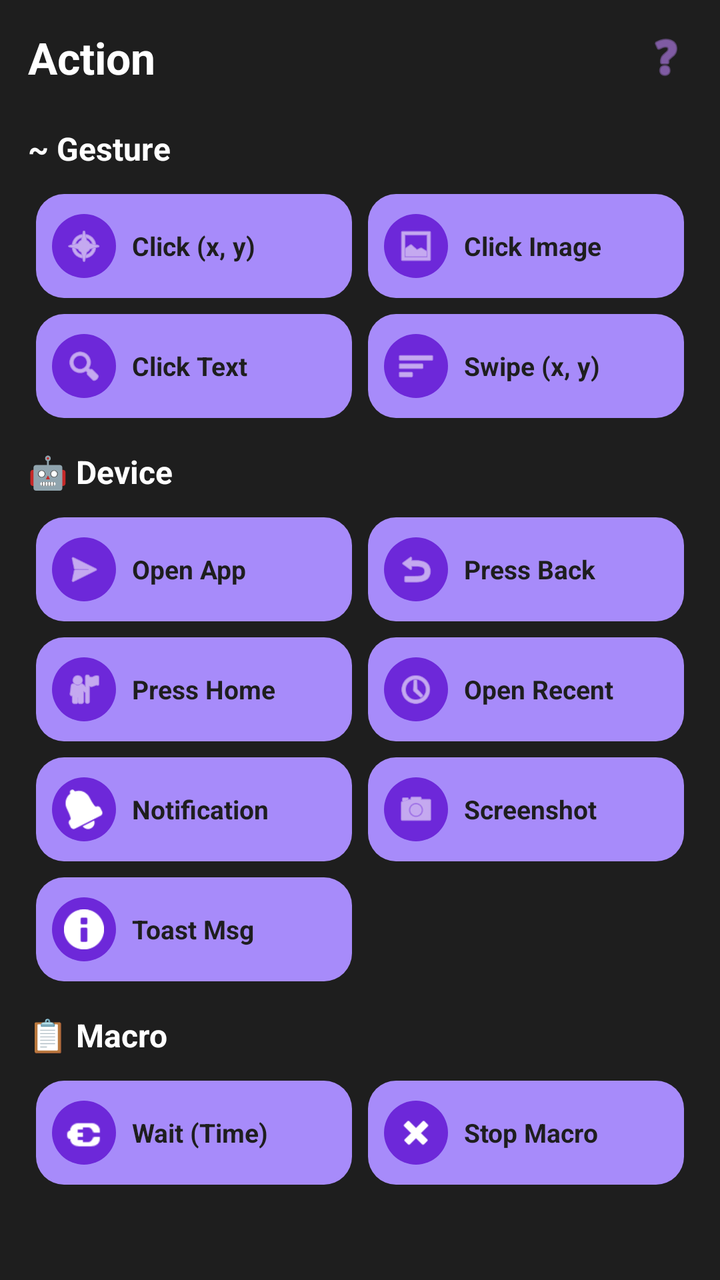
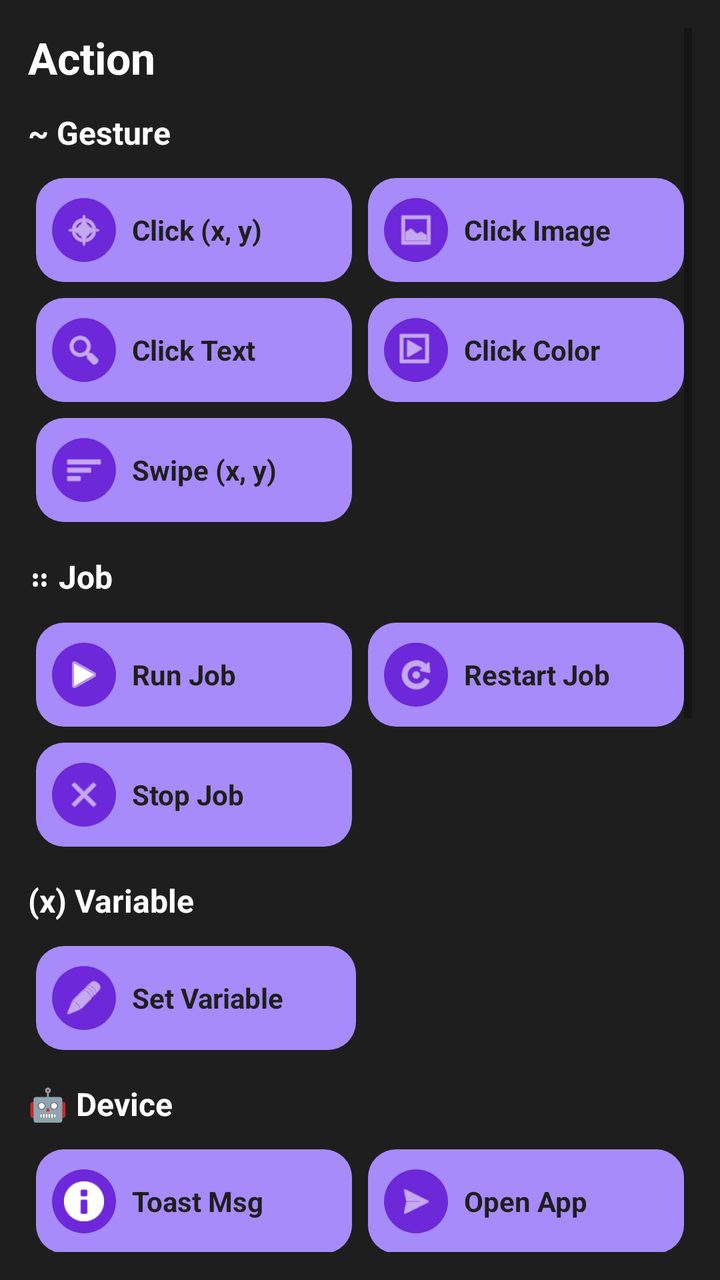

The first picture is an Android layout as it rendered before a commit; the second is the same layout after the commit. The layout source and the unified diff follow.
<!-- AndroidManifest.xml: application theme Theme.MyAutomationApp -->
<!-- res/layout/dialog_action_select.xml -->
<?xml version="1.0" encoding="utf-8"?>
<ScrollView xmlns:android="http://schemas.android.com/apk/res/android"
    xmlns:app="http://schemas.android.com/apk/res-auto"
    android:layout_width="match_parent"
    android:layout_height="wrap_content"
    android:background="#1E1E1E"
    android:padding="14dp">

    <LinearLayout
        android:layout_width="match_parent"
        android:layout_height="wrap_content"
        android:orientation="vertical">

        
        <LinearLayout
            android:layout_width="match_parent"
            android:layout_height="wrap_content"
            android:orientation="horizontal"
            android:gravity="center_vertical"
            android:paddingBottom="12dp">

            <TextView
                android:layout_width="0dp"
                android:layout_height="wrap_content"
                android:layout_weight="1"
                android:text="Action"
                android:textColor="#FFFFFF"
                android:textSize="22sp"
                android:textStyle="bold" />

            <ImageView
                android:layout_width="26dp"
                android:layout_height="26dp"
                android:src="@android:drawable/ic_menu_help"
                app:tint="#C084FC" />
        </LinearLayout>

        
        <TextView
            android:layout_width="match_parent"
            android:layout_height="wrap_content"
            android:text="~ Gesture"
            android:textColor="#FFFFFF"
            android:textSize="16sp"
            android:textStyle="bold"
            android:paddingTop="8dp"
            android:paddingBottom="8dp" />

        <GridLayout
            android:layout_width="match_parent"
            android:layout_height="wrap_content"
            android:columnCount="2">

            
            <LinearLayout
                android:id="@+id/btnClickXY"
                android:layout_width="0dp"
                android:layout_height="52dp"
                android:layout_columnWeight="1"
                android:layout_margin="4dp"
                android:background="@drawable/action_card_bg"
                android:gravity="center_vertical"
                android:paddingStart="8dp"
                android:paddingEnd="8dp">

                <ImageView
                    android:layout_width="32dp"
                    android:layout_height="32dp"
                    android:background="@drawable/action_icon_circle"
                    android:padding="6dp"
                    android:src="@android:drawable/ic_menu_compass"
                    app:tint="#FFFFFF" />

                <TextView
                    android:layout_width="wrap_content"
                    android:layout_height="wrap_content"
                    android:text="Click (x, y)"
                    android:textColor="#1E1E1E"
                    android:textStyle="bold"
                    android:textSize="13sp"
                    android:layout_marginStart="8dp" />
            </LinearLayout>

            
            <LinearLayout
                android:id="@+id/btnClickImage"
                android:layout_width="0dp"
                android:layout_height="52dp"
                android:layout_columnWeight="1"
                android:layout_margin="4dp"
                android:background="@drawable/action_card_bg"
                android:gravity="center_vertical"
                android:paddingStart="8dp"
                android:paddingEnd="8dp">

                <ImageView
                    android:layout_width="32dp"
                    android:layout_height="32dp"
                    android:background="@drawable/action_icon_circle"
                    android:padding="6dp"
                    android:src="@android:drawable/ic_menu_gallery"
                    app:tint="#FFFFFF" />

                <TextView
                    android:layout_width="wrap_content"
                    android:layout_height="wrap_content"
                    android:text="Click Image"
                    android:textColor="#1E1E1E"
                    android:textStyle="bold"
                    android:textSize="13sp"
                    android:layout_marginStart="8dp" />
            </LinearLayout>

            
            <LinearLayout
                android:id="@+id/btnClickText"
                android:layout_width="0dp"
                android:layout_height="52dp"
                android:layout_columnWeight="1"
                android:layout_margin="4dp"
                android:background="@drawable/action_card_bg"
                android:gravity="center_vertical"
                android:paddingStart="8dp"
                android:paddingEnd="8dp">

                <ImageView
                    android:layout_width="32dp"
                    android:layout_height="32dp"
                    android:background="@drawable/action_icon_circle"
                    android:padding="6dp"
                    android:src="@android:drawable/ic_menu_search"
                    app:tint="#FFFFFF" />

                <TextView
                    android:layout_width="wrap_content"
                    android:layout_height="wrap_content"
                    android:text="Click Text"
                    android:textColor="#1E1E1E"
                    android:textStyle="bold"
                    android:textSize="13sp"
                    android:layout_marginStart="8dp" />
            </LinearLayout>

            
            <LinearLayout
                android:id="@+id/btnSwipe"
                android:layout_width="0dp"
                android:layout_height="52dp"
                android:layout_columnWeight="1"
                android:layout_margin="4dp"
                android:background="@drawable/action_card_bg"
                android:gravity="center_vertical"
                android:paddingStart="8dp"
                android:paddingEnd="8dp">

                <ImageView
                    android:layout_width="32dp"
                    android:layout_height="32dp"
                    android:background="@drawable/action_icon_circle"
                    android:padding="6dp"
                    android:src="@android:drawable/ic_menu_sort_by_size"
                    app:tint="#FFFFFF" />

                <TextView
                    android:layout_width="wrap_content"
                    android:layout_height="wrap_content"
                    android:text="Swipe (x, y)"
                    android:textColor="#1E1E1E"
                    android:textStyle="bold"
                    android:textSize="13sp"
                    android:layout_marginStart="8dp" />
            </LinearLayout>
        </GridLayout>

        
        <TextView
            android:layout_width="match_parent"
            android:layout_height="wrap_content"
            android:text="🤖 Device"
            android:textColor="#FFFFFF"
            android:textSize="16sp"
            android:textStyle="bold"
            android:paddingTop="12dp"
            android:paddingBottom="8dp" />

        <GridLayout
            android:layout_width="match_parent"
            android:layout_height="wrap_content"
            android:columnCount="2">

            
            <LinearLayout
                android:id="@+id/btnOpenApp"
                android:layout_width="0dp"
                android:layout_height="52dp"
                android:layout_columnWeight="1"
                android:layout_margin="4dp"
                android:background="@drawable/action_card_bg"
                android:gravity="center_vertical"
                android:paddingStart="8dp"
                android:paddingEnd="8dp">

                <ImageView
                    android:layout_width="32dp"
                    android:layout_height="32dp"
                    android:background="@drawable/action_icon_circle"
                    android:padding="6dp"
                    android:src="@android:drawable/ic_menu_send"
                    app:tint="#FFFFFF" />

                <TextView
                    android:layout_width="wrap_content"
                    android:layout_height="wrap_content"
                    android:text="Open App"
                    android:textColor="#1E1E1E"
                    android:textStyle="bold"
                    android:textSize="13sp"
                    android:layout_marginStart="8dp" />
            </LinearLayout>

            
            <LinearLayout
                android:id="@+id/btnPressBack"
                android:layout_width="0dp"
                android:layout_height="52dp"
                android:layout_columnWeight="1"
                android:layout_margin="4dp"
                android:background="@drawable/action_card_bg"
                android:gravity="center_vertical"
                android:paddingStart="8dp"
                android:paddingEnd="8dp">

                <ImageView
                    android:layout_width="32dp"
                    android:layout_height="32dp"
                    android:background="@drawable/action_icon_circle"
                    android:padding="6dp"
                    android:src="@android:drawable/ic_menu_revert"
                    app:tint="#FFFFFF" />

                <TextView
                    android:layout_width="wrap_content"
                    android:layout_height="wrap_content"
                    android:text="Press Back"
                    android:textColor="#1E1E1E"
                    android:textStyle="bold"
                    android:textSize="13sp"
                    android:layout_marginStart="8dp" />
            </LinearLayout>

            
            <LinearLayout
                android:id="@+id/btnPressHome"
                android:layout_width="0dp"
                android:layout_height="52dp"
                android:layout_columnWeight="1"
                android:layout_margin="4dp"
                android:background="@drawable/action_card_bg"
                android:gravity="center_vertical"
                android:paddingStart="8dp"
                android:paddingEnd="8dp">

                <ImageView
                    android:layout_width="32dp"
                    android:layout_height="32dp"
                    android:background="@drawable/action_icon_circle"
                    android:padding="6dp"
                    android:src="@android:drawable/ic_menu_myplaces"
                    app:tint="#FFFFFF" />

                <TextView
                    android:layout_width="wrap_content"
                    android:layout_height="wrap_content"
                    android:text="Press Home"
                    android:textColor="#1E1E1E"
                    android:textStyle="bold"
                    android:textSize="13sp"
                    android:layout_marginStart="8dp" />
            </LinearLayout>

            
            <LinearLayout
                android:id="@+id/btnOpenRecent"
                android:layout_width="0dp"
                android:layout_height="52dp"
                android:layout_columnWeight="1"
                android:layout_margin="4dp"
                android:background="@drawable/action_card_bg"
                android:gravity="center_vertical"
                android:paddingStart="8dp"
                android:paddingEnd="8dp">

                <ImageView
                    android:layout_width="32dp"
                    android:layout_height="32dp"
                    android:background="@drawable/action_icon_circle"
                    android:padding="6dp"
                    android:src="@android:drawable/ic_menu_recent_history"
                    app:tint="#FFFFFF" />

                <TextView
                    android:layout_width="wrap_content"
                    android:layout_height="wrap_content"
                    android:text="Open Recent"
                    android:textColor="#1E1E1E"
                    android:textStyle="bold"
                    android:textSize="13sp"
                    android:layout_marginStart="8dp" />
            </LinearLayout>

            
            <LinearLayout
                android:id="@+id/btnOpenNotification"
                android:layout_width="0dp"
                android:layout_height="52dp"
                android:layout_columnWeight="1"
                android:layout_margin="4dp"
                android:background="@drawable/action_card_bg"
                android:gravity="center_vertical"
                android:paddingStart="8dp"
                android:paddingEnd="8dp">

                <ImageView
                    android:layout_width="32dp"
                    android:layout_height="32dp"
                    android:background="@drawable/action_icon_circle"
                    android:padding="6dp"
                    android:src="@android:drawable/ic_popup_reminder"
                    app:tint="#FFFFFF" />

                <TextView
                    android:layout_width="wrap_content"
                    android:layout_height="wrap_content"
                    android:text="Notification"
                    android:textColor="#1E1E1E"
                    android:textStyle="bold"
                    android:textSize="13sp"
                    android:layout_marginStart="8dp" />
            </LinearLayout>

            
            <LinearLayout
                android:id="@+id/btnScreenshot"
                android:layout_width="0dp"
                android:layout_height="52dp"
                android:layout_columnWeight="1"
                android:layout_margin="4dp"
                android:background="@drawable/action_card_bg"
                android:gravity="center_vertical"
                android:paddingStart="8dp"
                android:paddingEnd="8dp">

                <ImageView
                    android:layout_width="32dp"
                    android:layout_height="32dp"
                    android:background="@drawable/action_icon_circle"
                    android:padding="6dp"
                    android:src="@android:drawable/ic_menu_camera"
                    app:tint="#FFFFFF" />

                <TextView
                    android:layout_width="wrap_content"
                    android:layout_height="wrap_content"
                    android:text="Screenshot"
                    android:textColor="#1E1E1E"
                    android:textStyle="bold"
                    android:textSize="13sp"
                    android:layout_marginStart="8dp" />
            </LinearLayout>

            
            <LinearLayout
                android:id="@+id/btnToastMessage"
                android:layout_width="0dp"
                android:layout_height="52dp"
                android:layout_columnWeight="1"
                android:layout_margin="4dp"
                android:background="@drawable/action_card_bg"
                android:gravity="center_vertical"
                android:paddingStart="8dp"
                android:paddingEnd="8dp">

                <ImageView
                    android:layout_width="32dp"
                    android:layout_height="32dp"
                    android:background="@drawable/action_icon_circle"
                    android:padding="6dp"
                    android:src="@android:drawable/ic_dialog_info"
                    app:tint="#FFFFFF" />

                <TextView
                    android:layout_width="wrap_content"
                    android:layout_height="wrap_content"
                    android:text="Toast Msg"
                    android:textColor="#1E1E1E"
                    android:textStyle="bold"
                    android:textSize="13sp"
                    android:layout_marginStart="8dp" />
            </LinearLayout>
        </GridLayout>

        
        <TextView
            android:layout_width="match_parent"
            android:layout_height="wrap_content"
            android:text="📋 Macro"
            android:textColor="#FFFFFF"
            android:textSize="16sp"
            android:textStyle="bold"
            android:paddingTop="12dp"
            android:paddingBottom="8dp" />

        <GridLayout
            android:layout_width="match_parent"
            android:layout_height="wrap_content"
            android:columnCount="2">

            
            <LinearLayout
                android:id="@+id/btnWait"
                android:layout_width="0dp"
                android:layout_height="52dp"
                android:layout_columnWeight="1"
                android:layout_margin="4dp"
                android:background="@drawable/action_card_bg"
                android:gravity="center_vertical"
                android:paddingStart="8dp"
                android:paddingEnd="8dp">

                <ImageView
                    android:layout_width="32dp"
                    android:layout_height="32dp"
                    android:background="@drawable/action_icon_circle"
                    android:padding="6dp"
                    android:src="@android:drawable/ic_lock_idle_charging"
                    app:tint="#FFFFFF" />

                <TextView
                    android:layout_width="wrap_content"
                    android:layout_height="wrap_content"
                    android:text="Wait (Time)"
                    android:textColor="#1E1E1E"
                    android:textStyle="bold"
                    android:textSize="13sp"
                    android:layout_marginStart="8dp" />
            </LinearLayout>

            
            <LinearLayout
                android:id="@+id/btnStopMacro"
                android:layout_width="0dp"
                android:layout_height="52dp"
                android:layout_columnWeight="1"
                android:layout_margin="4dp"
                android:background="@drawable/action_card_bg"
                android:gravity="center_vertical"
                android:paddingStart="8dp"
                android:paddingEnd="8dp">

                <ImageView
                    android:layout_width="32dp"
                    android:layout_height="32dp"
                    android:background="@drawable/action_icon_circle"
                    android:padding="6dp"
                    android:src="@android:drawable/ic_delete"
                    app:tint="#FFFFFF" />

                <TextView
                    android:layout_width="wrap_content"
                    android:layout_height="wrap_content"
                    android:text="Stop Macro"
                    android:textColor="#1E1E1E"
                    android:textStyle="bold"
                    android:textSize="13sp"
                    android:layout_marginStart="8dp" />
            </LinearLayout>
        </GridLayout>

    </LinearLayout>
</ScrollView>
<!-- resources referenced by this layout -->
<resources>
  <!-- drawable action_card_bg (drawable) -->
  <?xml version="1.0" encoding="utf-8"?>
  <shape xmlns:android="http://schemas.android.com/apk/res/android">
      <solid android:color="#A78BFA" />
      <corners android:radius="14dp" />
  </shape>
  <!-- drawable action_icon_circle (drawable) -->
  <?xml version="1.0" encoding="utf-8"?>
  <shape xmlns:android="http://schemas.android.com/apk/res/android" android:shape="oval">
      <solid android:color="#6D28D9" />
  </shape>
  <style name="Theme.MyAutomationApp" parent="Theme.MaterialComponents.DayNight.NoActionBar">
          <item name="colorPrimary">@color/gold</item>
          <item name="colorPrimaryVariant">@color/gold_dark</item>
          <item name="colorOnPrimary">@color/black</item>
          <item name="android:windowBackground">@color/black</item>
          <item name="android:textColor">@color/gold</item>
      </style>
  <color name="gold">#FFD700</color>
  <color name="gold_dark">#B8860B</color>
  <color name="black">#121212</color>
</resources>

<!-- the commit's change to res/layout/dialog_action_select.xml (unified diff, before → after) -->
@@ -12,28 +12,14 @@
         android:orientation="vertical">
 
         
-        <LinearLayout
-            android:layout_width="match_parent"
-            android:layout_height="wrap_content"
-            android:orientation="horizontal"
-            android:gravity="center_vertical"
-            android:paddingBottom="12dp">
-
-            <TextView
-                android:layout_width="0dp"
-                android:layout_height="wrap_content"
-                android:layout_weight="1"
-                android:text="Action"
-                android:textColor="#FFFFFF"
-                android:textSize="22sp"
-                android:textStyle="bold" />
-
-            <ImageView
-                android:layout_width="26dp"
-                android:layout_height="26dp"
-                android:src="@android:drawable/ic_menu_help"
-                app:tint="#C084FC" />
-        </LinearLayout>
+        <TextView
+            android:layout_width="match_parent"
+            android:layout_height="wrap_content"
+            android:text="Action"
+            android:textColor="#FFFFFF"
+            android:textSize="22sp"
+            android:textStyle="bold"
+            android:paddingBottom="12dp" />
 
         
         <TextView
@@ -43,7 +29,6 @@
             android:textColor="#FFFFFF"
             android:textSize="16sp"
             android:textStyle="bold"
-            android:paddingTop="8dp"
             android:paddingBottom="8dp" />
 
         <GridLayout
@@ -60,9 +45,7 @@
                 android:layout_margin="4dp"
                 android:background="@drawable/action_card_bg"
                 android:gravity="center_vertical"
-                android:paddingStart="8dp"
-                android:paddingEnd="8dp">
-
+                android:paddingStart="8dp">
                 <ImageView
                     android:layout_width="32dp"
                     android:layout_height="32dp"
@@ -70,14 +53,12 @@
                     android:padding="6dp"
                     android:src="@android:drawable/ic_menu_compass"
                     app:tint="#FFFFFF" />
-
                 <TextView
                     android:layout_width="wrap_content"
                     android:layout_height="wrap_content"
                     android:text="Click (x, y)"
                     android:textColor="#1E1E1E"
                     android:textStyle="bold"
-                    android:textSize="13sp"
                     android:layout_marginStart="8dp" />
             </LinearLayout>
 
@@ -90,9 +71,7 @@
                 android:layout_margin="4dp"
                 android:background="@drawable/action_card_bg"
                 android:gravity="center_vertical"
-                android:paddingStart="8dp"
-                android:paddingEnd="8dp">
-
+                android:paddingStart="8dp">
                 <ImageView
                     android:layout_width="32dp"
                     android:layout_height="32dp"
@@ -100,14 +79,12 @@
                     android:padding="6dp"
                     android:src="@android:drawable/ic_menu_gallery"
                     app:tint="#FFFFFF" />
-
                 <TextView
                     android:layout_width="wrap_content"
                     android:layout_height="wrap_content"
                     android:text="Click Image"
                     android:textColor="#1E1E1E"
                     android:textStyle="bold"
-                    android:textSize="13sp"
                     android:layout_marginStart="8dp" />
             </LinearLayout>
 
@@ -120,9 +97,7 @@
                 android:layout_margin="4dp"
                 android:background="@drawable/action_card_bg"
                 android:gravity="center_vertical"
-                android:paddingStart="8dp"
-                android:paddingEnd="8dp">
-
+                android:paddingStart="8dp">
                 <ImageView
                     android:layout_width="32dp"
                     android:layout_height="32dp"
@@ -130,19 +105,43 @@
                     android:padding="6dp"
                     android:src="@android:drawable/ic_menu_search"
                     app:tint="#FFFFFF" />
-
                 <TextView
                     android:layout_width="wrap_content"
                     android:layout_height="wrap_content"
                     android:text="Click Text"
                     android:textColor="#1E1E1E"
                     android:textStyle="bold"
-                    android:textSize="13sp"
                     android:layout_marginStart="8dp" />
             </LinearLayout>
 
             
             <LinearLayout
+                android:id="@+id/btnClickColor"
+                android:layout_width="0dp"
+                android:layout_height="52dp"
+                android:layout_columnWeight="1"
+                android:layout_margin="4dp"
+                android:background="@drawable/action_card_bg"
+                android:gravity="center_vertical"
+                android:paddingStart="8dp">
+                <ImageView
+                    android:layout_width="32dp"
+                    android:layout_height="32dp"
+                    android:background="@drawable/action_icon_circle"
+                    android:padding="6dp"
+                    android:src="@android:drawable/ic_menu_slideshow"
+                    app:tint="#FFFFFF" />
+                <TextView
+                    android:layout_width="wrap_content"
+                    android:layout_height="wrap_content"
+                    android:text="Click Color"
+                    android:textColor="#1E1E1E"
+                    android:textStyle="bold"
+                    android:layout_marginStart="8dp" />
+            </LinearLayout>
+
+            
+            <LinearLayout
                 android:id="@+id/btnSwipe"
                 android:layout_width="0dp"
                 android:layout_height="52dp"
@@ -150,9 +149,7 @@
                 android:layout_margin="4dp"
                 android:background="@drawable/action_card_bg"
                 android:gravity="center_vertical"
-                android:paddingStart="8dp"
-                android:paddingEnd="8dp">
-
+                android:paddingStart="8dp">
                 <ImageView
                     android:layout_width="32dp"
                     android:layout_height="32dp"
@@ -160,17 +157,142 @@
                     android:padding="6dp"
                     android:src="@android:drawable/ic_menu_sort_by_size"
                     app:tint="#FFFFFF" />
-
                 <TextView
                     android:layout_width="wrap_content"
                     android:layout_height="wrap_content"
                     android:text="Swipe (x, y)"
                     android:textColor="#1E1E1E"
                     android:textStyle="bold"
-                    android:textSize="13sp"
                     android:layout_marginStart="8dp" />
             </LinearLayout>
         </GridLayout>
+
+        
+        <TextView
+            android:layout_width="match_parent"
+            android:layout_height="wrap_content"
+            android:text="⠶ Job"
+            android:textColor="#FFFFFF"
+            android:textSize="16sp"
+            android:textStyle="bold"
+            android:paddingTop="12dp"
+            android:paddingBottom="8dp" />
+
+        <GridLayout
+            android:layout_width="match_parent"
+            android:layout_height="wrap_content"
+            android:columnCount="2">
+
+            <LinearLayout
+                android:id="@+id/btnRunJob"
+                android:layout_width="0dp"
+                android:layout_height="52dp"
+                android:layout_columnWeight="1"
+                android:layout_margin="4dp"
+                android:background="@drawable/action_card_bg"
+                android:gravity="center_vertical"
+                android:paddingStart="8dp">
+                <ImageView
+                    android:layout_width="32dp"
+                    android:layout_height="32dp"
+                    android:background="@drawable/action_icon_circle"
+                    android:padding="6dp"
+                    android:src="@android:drawable/ic_media_play"
+                    app:tint="#FFFFFF" />
+                <TextView
+                    android:layout_width="wrap_content"
+                    android:layout_height="wrap_content"
+                    android:text="Run Job"
+                    android:textColor="#1E1E1E"
+                    android:textStyle="bold"
+                    android:layout_marginStart="8dp" />
+            </LinearLayout>
+
+            <LinearLayout
+                android:id="@+id/btnRestartJob"
+                android:layout_width="0dp"
+                android:layout_height="52dp"
+                android:layout_columnWeight="1"
+                android:layout_margin="4dp"
+                android:background="@drawable/action_card_bg"
+                android:gravity="center_vertical"
+                android:paddingStart="8dp">
+                <ImageView
+                    android:layout_width="32dp"
+                    android:layout_height="32dp"
+                    android:background="@drawable/action_icon_circle"
+                    android:padding="6dp"
+                    android:src="@android:drawable/ic_menu_rotate"
+                    app:tint="#FFFFFF" />
+                <TextView
+                    android:layout_width="wrap_content"
+                    android:layout_height="wrap_content"
+                    android:text="Restart Job"
+                    android:textColor="#1E1E1E"
+                    android:textStyle="bold"
+                    android:layout_marginStart="8dp" />
+            </LinearLayout>
+
+            <LinearLayout
+                android:id="@+id/btnStopJob"
+                android:layout_width="0dp"
+                android:layout_height="52dp"
+                android:layout_columnWeight="1"
+                android:layout_margin="4dp"
+                android:background="@drawable/action_card_bg"
+                android:gravity="center_vertical"
+                android:paddingStart="8dp">
+                <ImageView
+                    android:layout_width="32dp"
+                    android:layout_height="32dp"
+                    android:background="@drawable/action_icon_circle"
+                    android:padding="6dp"
+                    android:src="@android:drawable/ic_menu_close_clear_cancel"
+                    app:tint="#FFFFFF" />
+                <TextView
+                    android:layout_width="wrap_content"
+                    android:layout_height="wrap_content"
+                    android:text="Stop Job"
+                    android:textColor="#1E1E1E"
+                    android:textStyle="bold"
+                    android:layout_marginStart="8dp" />
+            </LinearLayout>
+        </GridLayout>
+
+        
+        <TextView
+            android:layout_width="match_parent"
+            android:layout_height="wrap_content"
+            android:text="(x) Variable"
+            android:textColor="#FFFFFF"
+            android:textSize="16sp"
+            android:textStyle="bold"
+            android:paddingTop="12dp"
+            android:paddingBottom="8dp" />
+
+        <LinearLayout
+            android:id="@+id/btnSetVariable"
+            android:layout_width="160dp"
+            android:layout_height="52dp"
+            android:layout_margin="4dp"
+            android:background="@drawable/action_card_bg"
+            android:gravity="center_vertical"
+            android:paddingStart="8dp">
+            <ImageView
+                android:layout_width="32dp"
+                android:layout_height="32dp"
+                android:background="@drawable/action_icon_circle"
+                android:padding="6dp"
+                android:src="@android:drawable/ic_menu_edit"
+                app:tint="#FFFFFF" />
+            <TextView
+                android:layout_width="wrap_content"
+                android:layout_height="wrap_content"
+                android:text="Set Variable"
+                android:textColor="#1E1E1E"
+                android:textStyle="bold"
+                android:layout_marginStart="8dp" />
+        </LinearLayout>
 
         
         <TextView
@@ -188,7 +310,31 @@
             android:layout_height="wrap_content"
             android:columnCount="2">
 
-            
+            <LinearLayout
+                android:id="@+id/btnToastMessage"
+                android:layout_width="0dp"
+                android:layout_height="52dp"
+                android:layout_columnWeight="1"
+                android:layout_margin="4dp"
+                android:background="@drawable/action_card_bg"
+                android:gravity="center_vertical"
+                android:paddingStart="8dp">
+                <ImageView
+                    android:layout_width="32dp"
+                    android:layout_height="32dp"
+                    android:background="@drawable/action_icon_circle"
+                    android:padding="6dp"
+                    android:src="@android:drawable/ic_dialog_info"
+                    app:tint="#FFFFFF" />
+                <TextView
+                    android:layout_width="wrap_content"
+                    android:layout_height="wrap_content"
+                    android:text="Toast Msg"
+                    android:textColor="#1E1E1E"
+                    android:textStyle="bold"
+                    android:layout_marginStart="8dp" />
+            </LinearLayout>
+
             <LinearLayout
                 android:id="@+id/btnOpenApp"
                 android:layout_width="0dp"
@@ -197,9 +343,7 @@
                 android:layout_margin="4dp"
                 android:background="@drawable/action_card_bg"
                 android:gravity="center_vertical"
-                android:paddingStart="8dp"
-                android:paddingEnd="8dp">
-
+                android:paddingStart="8dp">
                 <ImageView
                     android:layout_width="32dp"
                     android:layout_height="32dp"
@@ -207,18 +351,15 @@
                     android:padding="6dp"
                     android:src="@android:drawable/ic_menu_send"
                     app:tint="#FFFFFF" />
-
                 <TextView
                     android:layout_width="wrap_content"
                     android:layout_height="wrap_content"
                     android:text="Open App"
                     android:textColor="#1E1E1E"
                     android:textStyle="bold"
-                    android:textSize="13sp"
-                    android:layout_marginStart="8dp" />
-            </LinearLayout>
-
-            
+                    android:layout_marginStart="8dp" />
+            </LinearLayout>
+
             <LinearLayout
                 android:id="@+id/btnPressBack"
                 android:layout_width="0dp"
@@ -227,9 +368,7 @@
                 android:layout_margin="4dp"
                 android:background="@drawable/action_card_bg"
                 android:gravity="center_vertical"
-                android:paddingStart="8dp"
-                android:paddingEnd="8dp">
-
+                android:paddingStart="8dp">
                 <ImageView
                     android:layout_width="32dp"
                     android:layout_height="32dp"
@@ -237,18 +376,15 @@
                     android:padding="6dp"
                     android:src="@android:drawable/ic_menu_revert"
                     app:tint="#FFFFFF" />
-
                 <TextView
                     android:layout_width="wrap_content"
                     android:layout_height="wrap_content"
                     android:text="Press Back"
                     android:textColor="#1E1E1E"
                     android:textStyle="bold"
-                    android:textSize="13sp"
-                    android:layout_marginStart="8dp" />
-            </LinearLayout>
-
-            
+                    android:layout_marginStart="8dp" />
+            </LinearLayout>
+
             <LinearLayout
                 android:id="@+id/btnPressHome"
                 android:layout_width="0dp"
@@ -257,9 +393,7 @@
                 android:layout_margin="4dp"
                 android:background="@drawable/action_card_bg"
                 android:gravity="center_vertical"
-                android:paddingStart="8dp"
-                android:paddingEnd="8dp">
-
+                android:paddingStart="8dp">
                 <ImageView
                     android:layout_width="32dp"
                     android:layout_height="32dp"
@@ -267,18 +401,15 @@
                     android:padding="6dp"
                     android:src="@android:drawable/ic_menu_myplaces"
                     app:tint="#FFFFFF" />
-
                 <TextView
                     android:layout_width="wrap_content"
                     android:layout_height="wrap_content"
                     android:text="Press Home"
                     android:textColor="#1E1E1E"
                     android:textStyle="bold"
-                    android:textSize="13sp"
-                    android:layout_marginStart="8dp" />
-            </LinearLayout>
-
-            
+                    android:layout_marginStart="8dp" />
+            </LinearLayout>
+
             <LinearLayout
                 android:id="@+id/btnOpenRecent"
                 android:layout_width="0dp"
@@ -287,9 +418,7 @@
                 android:layout_margin="4dp"
                 android:background="@drawable/action_card_bg"
                 android:gravity="center_vertical"
-                android:paddingStart="8dp"
-                android:paddingEnd="8dp">
-
+                android:paddingStart="8dp">
                 <ImageView
                     android:layout_width="32dp"
                     android:layout_height="32dp"
@@ -297,18 +426,15 @@
                     android:padding="6dp"
                     android:src="@android:drawable/ic_menu_recent_history"
                     app:tint="#FFFFFF" />
-
                 <TextView
                     android:layout_width="wrap_content"
                     android:layout_height="wrap_content"
                     android:text="Open Recent"
                     android:textColor="#1E1E1E"
                     android:textStyle="bold"
-                    android:textSize="13sp"
-                    android:layout_marginStart="8dp" />
-            </LinearLayout>
-
-            
+                    android:layout_marginStart="8dp" />
+            </LinearLayout>
+
             <LinearLayout
                 android:id="@+id/btnOpenNotification"
                 android:layout_width="0dp"
@@ -317,9 +443,7 @@
                 android:layout_margin="4dp"
                 android:background="@drawable/action_card_bg"
                 android:gravity="center_vertical"
-                android:paddingStart="8dp"
-                android:paddingEnd="8dp">
-
+                android:paddingStart="8dp">
                 <ImageView
                     android:layout_width="32dp"
                     android:layout_height="32dp"
@@ -327,18 +451,65 @@
                     android:padding="6dp"
                     android:src="@android:drawable/ic_popup_reminder"
                     app:tint="#FFFFFF" />
-
                 <TextView
                     android:layout_width="wrap_content"
                     android:layout_height="wrap_content"
                     android:text="Notification"
                     android:textColor="#1E1E1E"
                     android:textStyle="bold"
-                    android:textSize="13sp"
-                    android:layout_marginStart="8dp" />
-            </LinearLayout>
-
-            
+                    android:layout_marginStart="8dp" />
+            </LinearLayout>
+
+            <LinearLayout
+                android:id="@+id/btnOpenQuickSettings"
+                android:layout_width="0dp"
+                android:layout_height="52dp"
+                android:layout_columnWeight="1"
+                android:layout_margin="4dp"
+                android:background="@drawable/action_card_bg"
+                android:gravity="center_vertical"
+                android:paddingStart="8dp">
+                <ImageView
+                    android:layout_width="32dp"
+                    android:layout_height="32dp"
+                    android:background="@drawable/action_icon_circle"
+                    android:padding="6dp"
+                    android:src="@android:drawable/ic_menu_preferences"
+                    app:tint="#FFFFFF" />
+                <TextView
+                    android:layout_width="wrap_content"
+                    android:layout_height="wrap_content"
+                    android:text="Quicksetting"
+                    android:textColor="#1E1E1E"
+                    android:textStyle="bold"
+                    android:layout_marginStart="8dp" />
+            </LinearLayout>
+
+            <LinearLayout
+                android:id="@+id/btnLockScreen"
+                android:layout_width="0dp"
+                android:layout_height="52dp"
+                android:layout_columnWeight="1"
+                android:layout_margin="4dp"
+                android:background="@drawable/action_card_bg"
+                android:gravity="center_vertical"
+                android:paddingStart="8dp">
+                <ImageView
+                    android:layout_width="32dp"
+                    android:layout_height="32dp"
+                    android:background="@drawable/action_icon_circle"
+                    android:padding="6dp"
+                    android:src="@android:drawable/ic_lock_lock"
+                    app:tint="#FFFFFF" />
+                <TextView
+                    android:layout_width="wrap_content"
+                    android:layout_height="wrap_content"
+                    android:text="Lock Screen"
+                    android:textColor="#1E1E1E"
+                    android:textStyle="bold"
+                    android:layout_marginStart="8dp" />
+            </LinearLayout>
+
             <LinearLayout
                 android:id="@+id/btnScreenshot"
                 android:layout_width="0dp"
@@ -347,9 +518,7 @@
                 android:layout_margin="4dp"
                 android:background="@drawable/action_card_bg"
                 android:gravity="center_vertical"
-                android:paddingStart="8dp"
-                android:paddingEnd="8dp">
-
+                android:paddingStart="8dp">
                 <ImageView
                     android:layout_width="32dp"
                     android:layout_height="32dp"
@@ -357,44 +526,12 @@
                     android:padding="6dp"
                     android:src="@android:drawable/ic_menu_camera"
                     app:tint="#FFFFFF" />
-
                 <TextView
                     android:layout_width="wrap_content"
                     android:layout_height="wrap_content"
                     android:text="Screenshot"
                     android:textColor="#1E1E1E"
                     android:textStyle="bold"
-                    android:textSize="13sp"
-                    android:layout_marginStart="8dp" />
-            </LinearLayout>
-
-            
-            <LinearLayout
-                android:id="@+id/btnToastMessage"
-                android:layout_width="0dp"
-                android:layout_height="52dp"
-                android:layout_columnWeight="1"
-                android:layout_margin="4dp"
-                android:background="@drawable/action_card_bg"
-                android:gravity="center_vertical"
-                android:paddingStart="8dp"
-                android:paddingEnd="8dp">
-
-                <ImageView
-                    android:layout_width="32dp"
-                    android:layout_height="32dp"
-                    android:background="@drawable/action_icon_circle"
-                    android:padding="6dp"
-                    android:src="@android:drawable/ic_dialog_info"
-                    app:tint="#FFFFFF" />
-
-                <TextView
-                    android:layout_width="wrap_content"
-                    android:layout_height="wrap_content"
-                    android:text="Toast Msg"
-                    android:textColor="#1E1E1E"
-                    android:textStyle="bold"
-                    android:textSize="13sp"
                     android:layout_marginStart="8dp" />
             </LinearLayout>
         </GridLayout>
@@ -415,7 +552,31 @@
             android:layout_height="wrap_content"
             android:columnCount="2">
 
-            
+            <LinearLayout
+                android:id="@+id/btnEmptyAction"
+                android:layout_width="0dp"
+                android:layout_height="52dp"
+                android:layout_columnWeight="1"
+                android:layout_margin="4dp"
+                android:background="@drawable/action_card_bg"
+                android:gravity="center_vertical"
+                android:paddingStart="8dp">
+                <ImageView
+                    android:layout_width="32dp"
+                    android:layout_height="32dp"
+                    android:background="@drawable/action_icon_circle"
+                    android:padding="6dp"
+                    android:src="@android:drawable/ic_menu_view"
+                    app:tint="#FFFFFF" />
+                <TextView
+                    android:layout_width="wrap_content"
+                    android:layout_height="wrap_content"
+                    android:text="Empty Action"
+                    android:textColor="#1E1E1E"
+                    android:textStyle="bold"
+                    android:layout_marginStart="8dp" />
+            </LinearLayout>
+
             <LinearLayout
                 android:id="@+id/btnWait"
                 android:layout_width="0dp"
@@ -424,9 +585,7 @@
                 android:layout_margin="4dp"
                 android:background="@drawable/action_card_bg"
                 android:gravity="center_vertical"
-                android:paddingStart="8dp"
-                android:paddingEnd="8dp">
-
+                android:paddingStart="8dp">
                 <ImageView
                     android:layout_width="32dp"
                     android:layout_height="32dp"
@@ -434,18 +593,40 @@
                     android:padding="6dp"
                     android:src="@android:drawable/ic_lock_idle_charging"
                     app:tint="#FFFFFF" />
-
-                <TextView
-                    android:layout_width="wrap_content"
-                    android:layout_height="wrap_content"
-                    android:text="Wait (Time)"
-                    android:textColor="#1E1E1E"
-                    android:textStyle="bold"
-                    android:textSize="13sp"
-                    android:layout_marginStart="8dp" />
-            </LinearLayout>
-
-            
+                <TextView
+                    android:layout_width="wrap_content"
+                    android:layout_height="wrap_content"
+                    android:text="Wait"
+                    android:textColor="#1E1E1E"
+                    android:textStyle="bold"
+                    android:layout_marginStart="8dp" />
+            </LinearLayout>
+
+            <LinearLayout
+                android:id="@+id/btnPauseMacro"
+                android:layout_width="0dp"
+                android:layout_height="52dp"
+                android:layout_columnWeight="1"
+                android:layout_margin="4dp"
+                android:background="@drawable/action_card_bg"
+                android:gravity="center_vertical"
+                android:paddingStart="8dp">
+                <ImageView
+                    android:layout_width="32dp"
+                    android:layout_height="32dp"
+                    android:background="@drawable/action_icon_circle"
+                    android:padding="6dp"
+                    android:src="@android:drawable/ic_media_pause"
+                    app:tint="#FFFFFF" />
+                <TextView
+                    android:layout_width="wrap_content"
+                    android:layout_height="wrap_content"
+                    android:text="Pause Macro"
+                    android:textColor="#1E1E1E"
+                    android:textStyle="bold"
+                    android:layout_marginStart="8dp" />
+            </LinearLayout>
+
             <LinearLayout
                 android:id="@+id/btnStopMacro"
                 android:layout_width="0dp"
@@ -454,9 +635,7 @@
                 android:layout_margin="4dp"
                 android:background="@drawable/action_card_bg"
                 android:gravity="center_vertical"
-                android:paddingStart="8dp"
-                android:paddingEnd="8dp">
-
+                android:paddingStart="8dp">
                 <ImageView
                     android:layout_width="32dp"
                     android:layout_height="32dp"
@@ -464,17 +643,50 @@
                     android:padding="6dp"
                     android:src="@android:drawable/ic_delete"
                     app:tint="#FFFFFF" />
-
                 <TextView
                     android:layout_width="wrap_content"
                     android:layout_height="wrap_content"
                     android:text="Stop Macro"
                     android:textColor="#1E1E1E"
                     android:textStyle="bold"
-                    android:textSize="13sp"
                     android:layout_marginStart="8dp" />
             </LinearLayout>
         </GridLayout>
+
+        
+        <TextView
+            android:layout_width="match_parent"
+            android:layout_height="wrap_content"
+            android:text="💡 Custom Action"
+            android:textColor="#FFFFFF"
+            android:textSize="16sp"
+            android:textStyle="bold"
+            android:paddingTop="12dp"
+            android:paddingBottom="8dp" />
+
+        <LinearLayout
+            android:id="@+id/btnAddCustom"
+            android:layout_width="160dp"
+            android:layout_height="52dp"
+            android:layout_margin="4dp"
+            android:background="@drawable/action_card_bg"
+            android:gravity="center_vertical"
+            android:paddingStart="8dp">
+            <ImageView
+                android:layout_width="32dp"
+                android:layout_height="32dp"
+                android:background="@drawable/action_icon_circle"
+                android:padding="6dp"
+                android:src="@android:drawable/ic_menu_add"
+                app:tint="#FFFFFF" />
+            <TextView
+                android:layout_width="wrap_content"
+                android:layout_height="wrap_content"
+                android:text="Add Custom"
+                android:textColor="#1E1E1E"
+                android:textStyle="bold"
+                android:layout_marginStart="8dp" />
+        </LinearLayout>
 
     </LinearLayout>
 </ScrollView>
